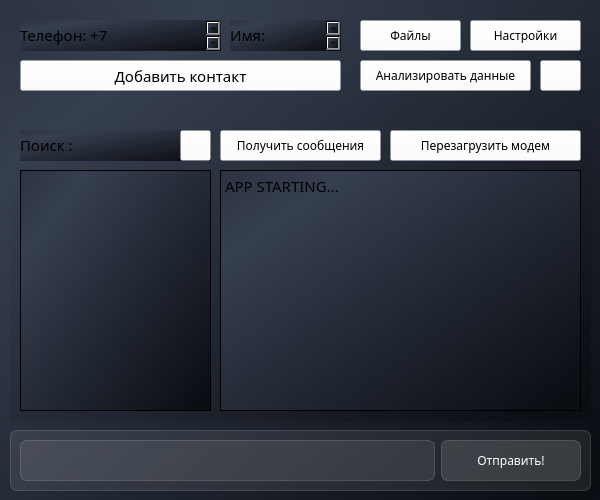
Before: the Qt Designer form main.ui in vlkardakov/SmsToolsWithPySide, drawn with Qt 5.
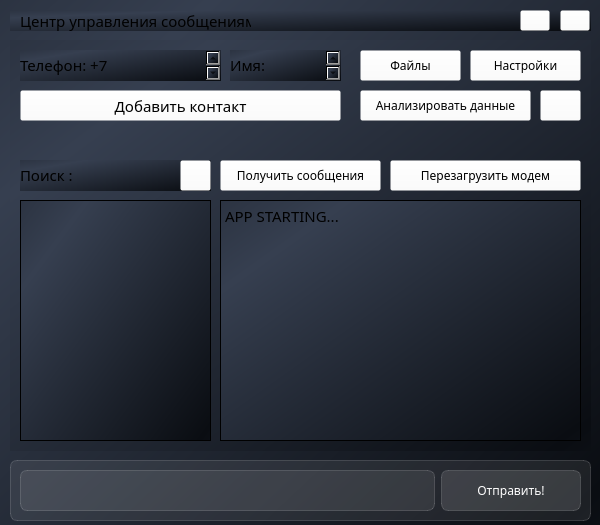
After: the same form once the commit is applied. Icons and pictures are not drawn.

Diff of the .ui file:
```diff
--- a/main.ui
+++ b/main.ui
@@ -7,19 +7,19 @@
     <x>0</x>
     <y>0</y>
     <width>600</width>
-    <height>500</height>
+    <height>525</height>
    </rect>
   </property>
   <property name="minimumSize">
    <size>
     <width>600</width>
-    <height>500</height>
+    <height>525</height>
    </size>
   </property>
   <property name="maximumSize">
    <size>
     <width>600</width>
-    <height>500</height>
+    <height>525</height>
    </size>
   </property>
   <property name="cursor">
@@ -31,6 +31,9 @@
   <property name="windowTitle">
    <string>Центр управления сообщениями</string>
   </property>
+  <property name="layoutDirection">
+   <enum>Qt::LeftToRight</enum>
+  </property>
   <property name="styleSheet">
    <string notr="true">background-color: qlineargradient(spread:reflect, x1:0.934, y1:1, x2:0.127, y2:0.244, stop:0 rgba(10, 13, 18, 255), stop:1 rgba(54, 63, 80, 255));
 font-family: Grammatica;
@@ -47,7 +50,7 @@
     <property name="geometry">
      <rect>
       <x>10</x>
-      <y>10</y>
+      <y>40</y>
       <width>581</width>
       <height>411</height>
      </rect>
@@ -474,7 +477,7 @@
     <property name="geometry">
      <rect>
       <x>10</x>
-      <y>430</y>
+      <y>460</y>
       <width>581</width>
       <height>61</height>
      </rect>
@@ -527,6 +530,110 @@
      </item>
     </layout>
    </widget>
+   <widget class="QFrame" name="gridFrame">
+    <property name="geometry">
+     <rect>
+      <x>10</x>
+      <y>10</y>
+      <width>581</width>
+      <height>21</height>
+     </rect>
+    </property>
+    <property name="styleSheet">
+     <string notr="true">background-color: rgba(255,255,255,20);
+border: 1px solid rgba(255,255,255,40);
+border-radius: 7;
+color: white;
+QPushButton {
+background-color: rgba(255,255,255,30);
+}
+
+QPushButton:hover {
+background-color: rgba(255,255,255,50);
+}
+
+QPushButton:pressed {
+background-color: rgba(255,255,255,80);
+}</string>
+    </property>
+    <widget class="QPushButton" name="closeButton">
+     <property name="geometry">
+      <rect>
+       <x>550</x>
+       <y>0</y>
+       <width>30</width>
+       <height>21</height>
+      </rect>
+     </property>
+     <property name="styleSheet">
+      <string notr="true">QPushButton {
+background-color: rgba(255,255,255,20);
+}
+
+QPushButton:hover {
+background-color: rgba(255,10,10,80);
+}
+
+QPushButton:pressed {
+background-color: rgba(255,255,255,80);
+}</string>
+     </property>
+     <property name="text">
+      <string/>
+     </property>
+     <property name="icon">
+      <iconset>
+       <normaloff>icons/close.svg</normaloff>icons/close.svg</iconset>
+     </property>
+    </widget>
+    <widget class="QPushButton" name="minimizeButton">
+     <property name="geometry">
+      <rect>
+       <x>510</x>
+       <y>0</y>
+       <width>30</width>
+       <height>21</height>
+      </rect>
+     </property>
+     <property name="styleSheet">
+      <string notr="true">QPushButton {
+background-color: rgba(255,255,255,20);
+}
+
+QPushButton:hover {
+background-color: rgba(30,30,255,80);
+}
+
+QPushButton:pressed {
+background-color: rgba(255,255,255,80);
+}</string>
+     </property>
+     <property name="text">
+      <string/>
+     </property>
+     <property name="icon">
+      <iconset>
+       <normaloff>icons/minimize.svg</normaloff>icons/minimize.svg</iconset>
+     </property>
+    </widget>
+    <widget class="QLabel" name="labeltitle">
+     <property name="geometry">
+      <rect>
+       <x>10</x>
+       <y>0</y>
+       <width>231</width>
+       <height>21</height>
+      </rect>
+     </property>
+     <property name="styleSheet">
+      <string notr="true">border: None;
+background-color: rgba(255,255,255,0);</string>
+     </property>
+     <property name="text">
+      <string>&lt;html&gt;&lt;head/&gt;&lt;body&gt;&lt;p&gt;&lt;span style=&quot; font-size:11pt;&quot;&gt;Центр управления сообщениями&lt;/span&gt;&lt;/p&gt;&lt;/body&gt;&lt;/html&gt;</string>
+     </property>
+    </widget>
+   </widget>
   </widget>
  </widget>
  <resources/>
```
